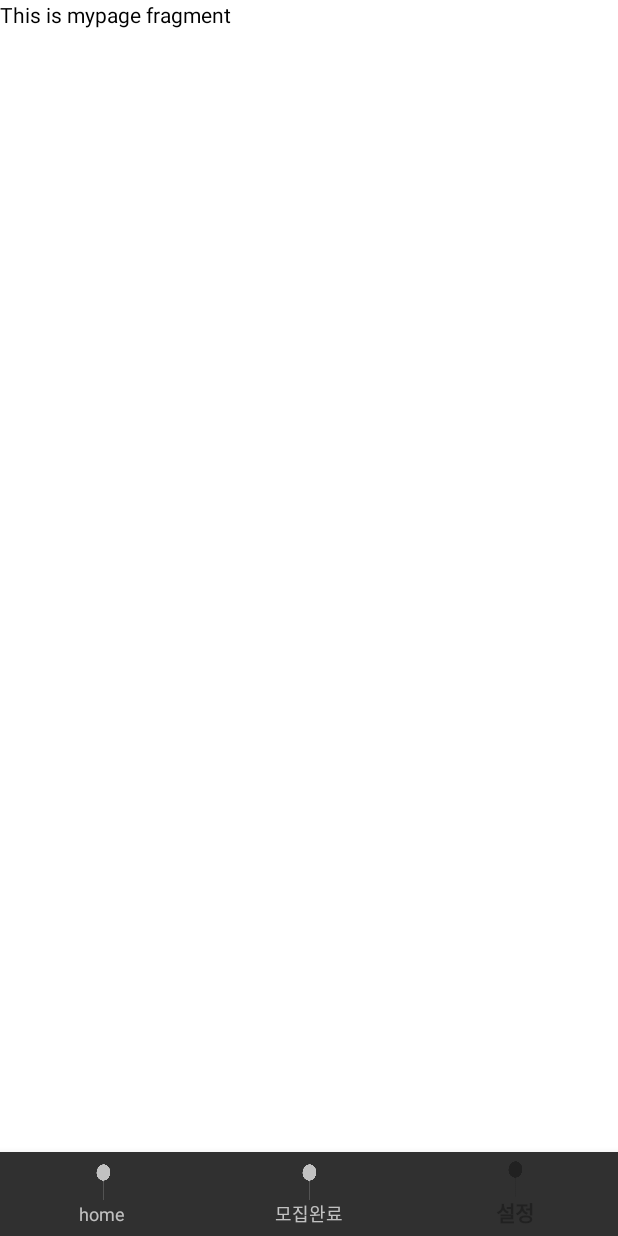
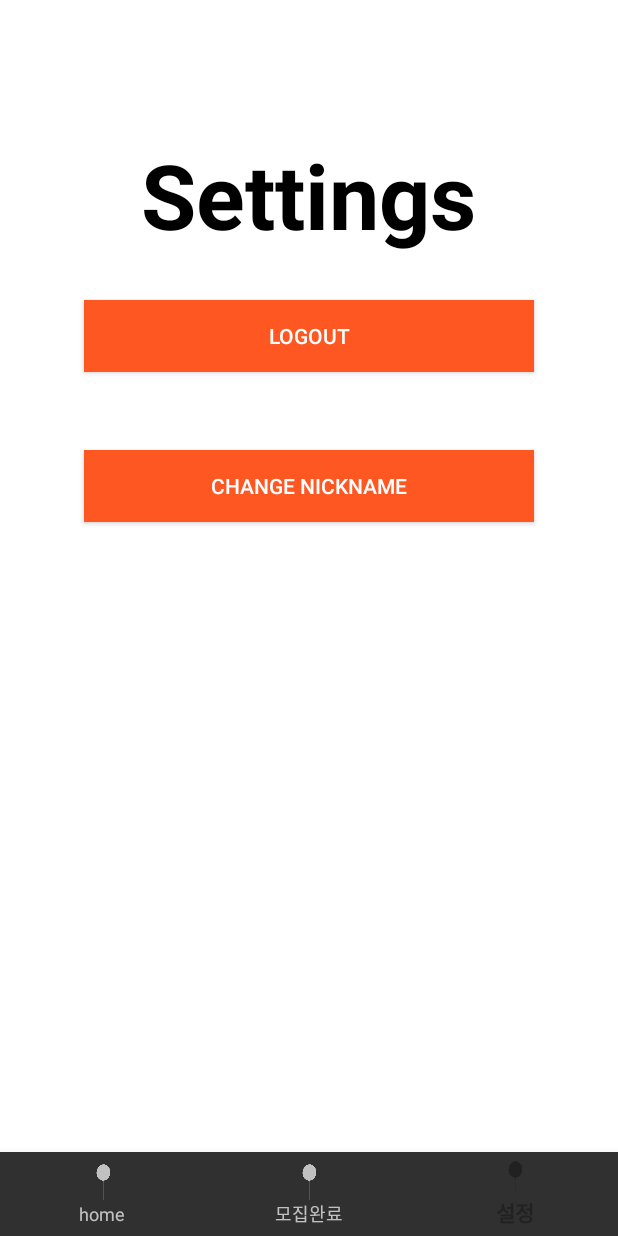
Before and after one commit to ashpurple/Food-Mate, an Android app: the SettingsFragment screen opened through its navigation route, on a phone screen of 412 x 824 dp. Run offline under Robolectric (Android 15) with nearby library versions, the phone set to English and light mode, and no system bars; our stand-ins replace Firebase (no records; nobody signed in at launch, a user with empty details on screens opened directly), navigation-ui; Roboto replaces fonts that are not available here.

Commit message:
Update Settings
logout available

```diff
--- a/app/src/main/java/com/example/foodmate/ui/settings/SettingsViewModel.java
+++ b/app/src/main/java/com/example/foodmate/ui/settings/SettingsViewModel.java
@@ -10,7 +10,7 @@ public class SettingsViewModel extends ViewModel {
 
     public SettingsViewModel() {
         mText = new MutableLiveData<>();
-        mText.setValue("This is mypage fragment");
+        mText.setValue("Settings");
     }
 
     public LiveData<String> getText() {
--- a/app/src/main/res/layout/fragment_settings.xml
+++ b/app/src/main/res/layout/fragment_settings.xml
@@ -1,8 +1,8 @@
 <?xml version="1.0" encoding="utf-8"?>
-<LinearLayout
-    xmlns:android="http://schemas.android.com/apk/res/android"
+<RelativeLayout xmlns:android="http://schemas.android.com/apk/res/android"
     android:layout_width="match_parent"
     android:layout_height="match_parent"
+    xmlns:app="http://schemas.android.com/apk/res-auto"
     android:background="@color/white">
 
     <TextView
@@ -10,5 +10,28 @@
         android:layout_width="wrap_content"
         android:layout_height="wrap_content"
         android:text="settings"
+        android:layout_centerHorizontal="true"
+        android:layout_marginTop="89dp"
+        android:textSize="60dp"
+        android:textStyle="bold"
         android:textColor="@color/black"/>
-</LinearLayout>
+
+    <Button
+        android:id="@+id/btn_logout"
+        android:layout_width="300dp"
+        android:layout_height="wrap_content"
+        android:background="@color/main_orange"
+        android:layout_centerHorizontal="true"
+        android:layout_marginTop="200dp"
+        android:text="Logout" />
+
+    <Button
+        android:id="@+id/btn_changeNickname"
+        android:layout_width="300dp"
+        android:layout_height="wrap_content"
+        android:background="@color/main_orange"
+        android:layout_centerHorizontal="true"
+        android:layout_marginTop="300dp"
+        android:text="Change Nickname" />
+
+</RelativeLayout>
--- a/app/src/main/res/values/colors.xml
+++ b/app/src/main/res/values/colors.xml
@@ -7,4 +7,6 @@
     <color name="teal_700">#FF018786</color>
     <color name="black">#FF000000</color>
     <color name="white">#FFFFFFFF</color>
+
+    <color name="main_orange">#FF5722</color>
 </resources>
--- a/app/src/main/res/values/strings.xml
+++ b/app/src/main/res/values/strings.xml
@@ -15,4 +15,9 @@
     <string name="title_home">home</string>
     <string name="title_recruited">모집완료</string>
     <string name="title_settings">설정</string>
+
+    <string-array name="lst_settings">
+        <item>Log Out</item>
+        <item>Change Nickname</item>
+    </string-array>
 </resources>
--- a/app/src/main/res/values/themes.xml
+++ b/app/src/main/res/values/themes.xml
@@ -22,4 +22,6 @@
     <style name="Theme.FoodMate.AppBarOverlay" parent="ThemeOverlay.AppCompat.Dark.ActionBar" />
 
     <style name="Theme.FoodMate.PopupOverlay" parent="ThemeOverlay.AppCompat.Light" />
+
+    <color name="windowBackground">@color/white</color>
 </resources>
```
Also changed, not shown: app/src/main/java/com/example/foodmate/MainActivity.java (+0 -21 lines), app/src/main/java/com/example/foodmate/ui/settings/SettingsFragment.java (+32 -0 lines).
